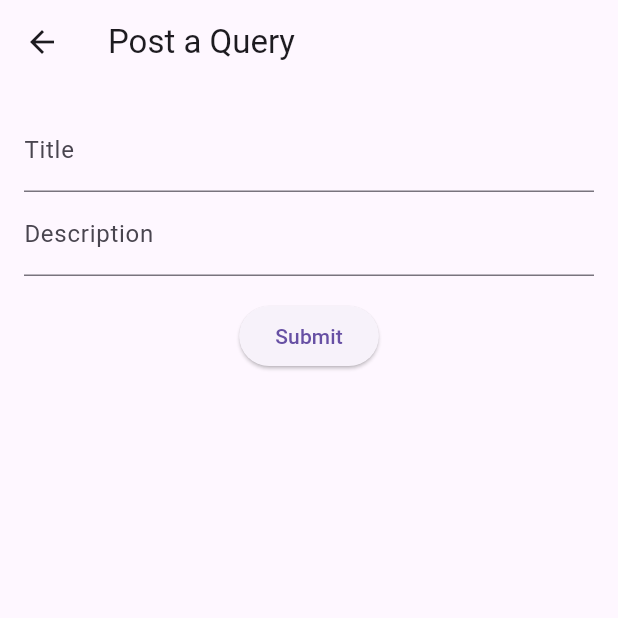
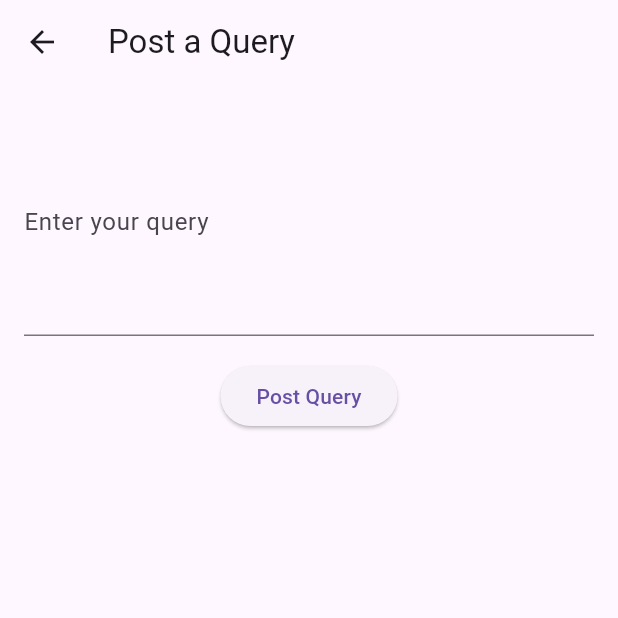
Before and after one commit to fredricknyangau/disaster_aid, a Flutter app: the QueryPostPage screen opened directly, on a phone screen of 412 x 824 dp, the top half of it. Run offline on Flutter 3.47's test engine with Material 3 defaults, Android fonts, the phone set to English and light mode, and no system bars; our stand-ins replace cloud_firestore, firebase_auth, firebase_core; accounts and stored records are empty; network calls fail.

Commit message:
modified:   lib/admin_dashboard.dart new file:   lib/admin_login_page.dart modified:   lib/main.dart modified:   lib/query_post_page.dart

```diff
--- a/lib/query_post_page.dart
+++ b/lib/query_post_page.dart
@@ -1,45 +1,63 @@
 import 'package:flutter/material.dart';
 import 'package:cloud_firestore/cloud_firestore.dart';
+import 'package:firebase_auth/firebase_auth.dart';
 
-class QueryPostPage extends StatelessWidget {
-  final _titleController = TextEditingController();
-  final _descriptionController = TextEditingController();
+class QueryPostPage extends StatefulWidget {
+  @override
+  _QueryPostPageState createState() => _QueryPostPageState();
+}
 
-  void _submitQuery() {
-    FirebaseFirestore.instance.collection('queries').add({
-      'title': _titleController.text,
-      'description': _descriptionController.text,
-      'timestamp': FieldValue.serverTimestamp(),
-    }).then((_) {
-      _titleController.clear();
-      _descriptionController.clear();
-    }).catchError((error) {
-      print('Failed to add query: $error');
-    });
+class _QueryPostPageState extends State<QueryPostPage> {
+  final TextEditingController _queryController = TextEditingController();
+  final FirebaseAuth _auth = FirebaseAuth.instance;
+
+  void _postQuery() async {
+    try {
+      User? user = _auth.currentUser;
+      if (user != null) {
+        await FirebaseFirestore.instance.collection('queries').add({
+          'userId': user.uid,
+          'query': _queryController.text,
+          'timestamp': FieldValue.serverTimestamp(),
+        });
+        ScaffoldMessenger.of(context).showSnackBar(
+          SnackBar(content: Text('Query posted successfully!')),
+        );
+        _queryController.clear();
+      } else {
+        ScaffoldMessenger.of(context).showSnackBar(
+          SnackBar(content: Text('User not logged in')),
+        );
+      }
+    } catch (e) {
+      print('Failed to post query: $e');
+      ScaffoldMessenger.of(context).showSnackBar(
+        SnackBar(content: Text('Failed to post query: $e')),
+      );
+    }
   }
 
   @override
   Widget build(BuildContext context) {
     return Scaffold(
       appBar: AppBar(
-        title: const Text('Post a Query'),
+        title: Text('Post a Query'),
       ),
       body: Padding(
-        padding: const EdgeInsets.all(16.0),
+        padding: EdgeInsets.all(16.0),
         child: Column(
           children: [
             TextField(
-              controller: _titleController,
-              decoration: const InputDecoration(labelText: 'Title'),
+              controller: _queryController,
+              decoration: InputDecoration(
+                labelText: 'Enter your query',
+              ),
+              maxLines: 5,
             ),
-            TextField(
-              controller: _descriptionController,
-              decoration: const InputDecoration(labelText: 'Description'),
-            ),
-            const SizedBox(height: 16.0),
+            SizedBox(height: 16.0),
             ElevatedButton(
-              onPressed: _submitQuery,
-              child: const Text('Submit'),
+              onPressed: _postQuery,
+              child: Text('Post Query'),
             ),
           ],
         ),
```
Also changed, not shown: lib/admin_dashboard.dart (+8 -28 lines), lib/admin_login_page.dart (added, +77 -0 lines), lib/main.dart (+17 -2 lines).
